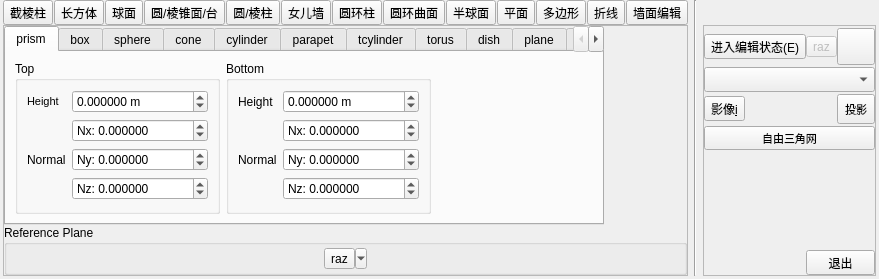
Old version of the form qCC/ui_templates/bdr3DGeometryEditPanel.ui in the repository StOriJimmy/CloudCompare.
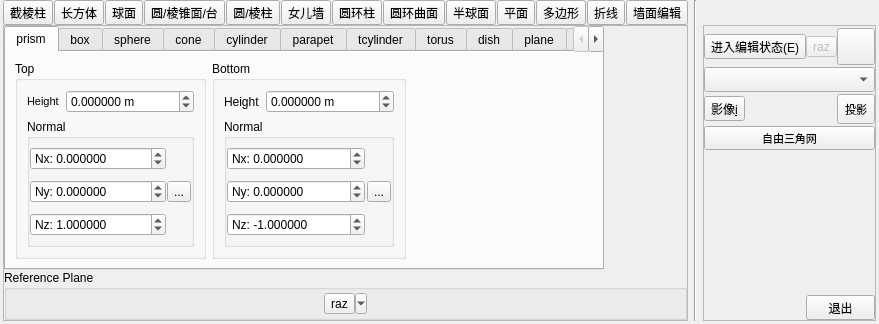
New version of the form. Icons and pictures are not drawn.

Diff of the .ui file:
```diff
--- a/qCC/ui_templates/bdr3DGeometryEditPanel.ui
+++ b/qCC/ui_templates/bdr3DGeometryEditPanel.ui
@@ -7,7 +7,7 @@
     <x>0</x>
     <y>0</y>
     <width>630</width>
-    <height>270</height>
+    <height>324</height>
    </rect>
   </property>
   <property name="sizePolicy">
@@ -884,46 +884,6 @@
              <string>Top</string>
             </property>
             <layout class="QGridLayout" name="gridLayout_3">
-             <item row="0" column="0">
-              <widget class="QLabel" name="label">
-               <property name="font">
-                <font>
-                 <pointsize>8</pointsize>
-                </font>
-               </property>
-               <property name="text">
-                <string>Height</string>
-               </property>
-              </widget>
-             </item>
-             <item row="1" column="1">
-              <widget class="QDoubleSpinBox" name="nxDoubleSpinBox_2">
-               <property name="sizePolicy">
-                <sizepolicy hsizetype="Minimum" vsizetype="Fixed">
-                 <horstretch>0</horstretch>
-                 <verstretch>0</verstretch>
-                </sizepolicy>
-               </property>
-               <property name="minimumSize">
-                <size>
-                 <width>100</width>
-                 <height>0</height>
-                </size>
-               </property>
-               <property name="prefix">
-                <string notr="true">Nx: </string>
-               </property>
-               <property name="decimals">
-                <number>6</number>
-               </property>
-               <property name="minimum">
-                <double>-1000000.000000000000000</double>
-               </property>
-               <property name="maximum">
-                <double>1000000.000000000000000</double>
-               </property>
-              </widget>
-             </item>
              <item row="0" column="1">
               <widget class="QDoubleSpinBox" name="blockTopDoubleSpinBox">
                <property name="toolTip">
@@ -946,7 +906,46 @@
                </property>
               </widget>
              </item>
-             <item row="2" column="1">
+             <item row="0" column="0">
+              <widget class="QLabel" name="label">
+               <property name="font">
+                <font>
+                 <pointsize>8</pointsize>
+                </font>
+               </property>
+               <property name="text">
+                <string>Height</string>
+               </property>
+              </widget>
+             </item>
+             <item row="1" column="0" colspan="2">
+              <widget class="QGroupBox" name="groupBox_3">
+               <property name="title">
+                <string>Normal</string>
+               </property>
+               <property name="flat">
+                <bool>true</bool>
+               </property>
+               <layout class="QGridLayout" name="gridLayout_14">
+                <property name="leftMargin">
+                 <number>0</number>
+                </property>
+                <property name="topMargin">
+                 <number>0</number>
+                </property>
+                <property name="rightMargin">
+                 <number>0</number>
+                </property>
+                <property name="bottomMargin">
+                 <number>0</number>
+                </property>
+                <property name="horizontalSpacing">
+                 <number>1</number>
+                </property>
+                <property name="verticalSpacing">
+                 <number>2</number>
+                </property>
+                <item row="1" column="0">
               <widget class="QDoubleSpinBox" name="nyDoubleSpinBox_2">
                <property name="minimumSize">
                 <size>
@@ -966,9 +965,54 @@
                <property name="maximum">
                 <double>1000000.000000000000000</double>
                </property>
-              </widget>
-             </item>
-             <item row="3" column="1">
+                  <property name="singleStep">
+                   <double>0.000100000000000</double>
+                  </property>
+                 </widget>
+                </item>
+                <item row="1" column="1">
+                 <widget class="QToolButton" name="blockTopNormalConfirmToolButton">
+                  <property name="text">
+                   <string>...</string>
+                  </property>
+                  <property name="icon">
+                   <iconset resource="../icones.qrc">
+                    <normaloff>:/CC/Stocker/images/stocker/checksolid.png</normaloff>:/CC/Stocker/images/stocker/checksolid.png</iconset>
+                  </property>
+                 </widget>
+                </item>
+                <item row="0" column="0">
+                 <widget class="QDoubleSpinBox" name="nxDoubleSpinBox_2">
+                  <property name="sizePolicy">
+                   <sizepolicy hsizetype="Minimum" vsizetype="Fixed">
+                    <horstretch>0</horstretch>
+                    <verstretch>0</verstretch>
+                   </sizepolicy>
+                  </property>
+                  <property name="minimumSize">
+                   <size>
+                    <width>100</width>
+                    <height>0</height>
+                   </size>
+                  </property>
+                  <property name="prefix">
+                   <string notr="true">Nx: </string>
+                  </property>
+                  <property name="decimals">
+                   <number>6</number>
+                  </property>
+                  <property name="minimum">
+                   <double>-1000000.000000000000000</double>
+                  </property>
+                  <property name="maximum">
+                   <double>1000000.000000000000000</double>
+                  </property>
+                  <property name="singleStep">
+                   <double>0.000100000000000</double>
+                  </property>
+                 </widget>
+                </item>
+                <item row="2" column="0">
               <widget class="QDoubleSpinBox" name="nzDoubleSpinBox_2">
                <property name="minimumSize">
                 <size>
@@ -988,19 +1032,15 @@
                <property name="maximum">
                 <double>1000000.000000000000000</double>
                </property>
-              </widget>
-             </item>
-             <item row="2" column="0">
-              <widget class="QLabel" name="label_25">
-               <property name="sizePolicy">
-                <sizepolicy hsizetype="Fixed" vsizetype="Preferred">
-                 <horstretch>0</horstretch>
-                 <verstretch>0</verstretch>
-                </sizepolicy>
-               </property>
-               <property name="text">
-                <string>Normal</string>
-               </property>
+                  <property name="singleStep">
+                   <double>0.000100000000000</double>
+                  </property>
+                  <property name="value">
+                   <double>1.000000000000000</double>
+                  </property>
+                 </widget>
+                </item>
+               </layout>
               </widget>
              </item>
             </layout>
@@ -1019,56 +1059,6 @@
                </property>
               </widget>
              </item>
-             <item row="2" column="1">
-              <widget class="QDoubleSpinBox" name="nyDoubleSpinBox">
-               <property name="minimumSize">
-                <size>
-                 <width>100</width>
-                 <height>0</height>
-                </size>
-               </property>
-               <property name="prefix">
-                <string notr="true">Ny: </string>
-               </property>
-               <property name="decimals">
-                <number>6</number>
-               </property>
-               <property name="minimum">
-                <double>-1000000.000000000000000</double>
-               </property>
-               <property name="maximum">
-                <double>1000000.000000000000000</double>
-               </property>
-              </widget>
-             </item>
-             <item row="1" column="1">
-              <widget class="QDoubleSpinBox" name="nxDoubleSpinBox">
-               <property name="sizePolicy">
-                <sizepolicy hsizetype="Minimum" vsizetype="Fixed">
-                 <horstretch>0</horstretch>
-                 <verstretch>0</verstretch>
-                </sizepolicy>
-               </property>
-               <property name="minimumSize">
-                <size>
-                 <width>100</width>
-                 <height>0</height>
-                </size>
-               </property>
-               <property name="prefix">
-                <string notr="true">Nx: </string>
-               </property>
-               <property name="decimals">
-                <number>6</number>
-               </property>
-               <property name="minimum">
-                <double>-1000000.000000000000000</double>
-               </property>
-               <property name="maximum">
-                <double>1000000.000000000000000</double>
-               </property>
-              </widget>
-             </item>
              <item row="0" column="1">
               <widget class="QDoubleSpinBox" name="blockBottomDoubleSpinBox">
                <property name="toolTip">
@@ -1091,7 +1081,53 @@
                </property>
               </widget>
              </item>
-             <item row="3" column="1">
+             <item row="1" column="0" colspan="2">
+              <widget class="QGroupBox" name="groupBox_4">
+               <property name="title">
+                <string>Normal</string>
+               </property>
+               <layout class="QGridLayout" name="gridLayout_15">
+                <property name="leftMargin">
+                 <number>0</number>
+                </property>
+                <property name="topMargin">
+                 <number>0</number>
+                </property>
+                <property name="rightMargin">
+                 <number>0</number>
+                </property>
+                <property name="bottomMargin">
+                 <number>0</number>
+                </property>
+                <property name="spacing">
+                 <number>2</number>
+                </property>
+                <item row="1" column="0">
+                 <widget class="QDoubleSpinBox" name="nyDoubleSpinBox">
+                  <property name="minimumSize">
+                   <size>
+                    <width>100</width>
+                    <height>0</height>
+                   </size>
+                  </property>
+                  <property name="prefix">
+                   <string notr="true">Ny: </string>
+                  </property>
+                  <property name="decimals">
+                   <number>6</number>
+                  </property>
+                  <property name="minimum">
+                   <double>-1000000.000000000000000</double>
+                  </property>
+                  <property name="maximum">
+                   <double>1000000.000000000000000</double>
+                  </property>
+                  <property name="singleStep">
+                   <double>0.000100000000000</double>
+                  </property>
+                 </widget>
+                </item>
+                <item row="3" column="0">
               <widget class="QDoubleSpinBox" name="nzDoubleSpinBox">
                <property name="minimumSize">
                 <size>
@@ -1111,19 +1147,57 @@
                <property name="maximum">
                 <double>1000000.000000000000000</double>
                </property>
-              </widget>
-             </item>
-             <item row="2" column="0">
-              <widget class="QLabel" name="label_17">
+                  <property name="singleStep">
+                   <double>0.000100000000000</double>
+                  </property>
+                  <property name="value">
+                   <double>-1.000000000000000</double>
+                  </property>
+                 </widget>
+                </item>
+                <item row="0" column="0">
+                 <widget class="QDoubleSpinBox" name="nxDoubleSpinBox">
                <property name="sizePolicy">
-                <sizepolicy hsizetype="Fixed" vsizetype="Preferred">
+                   <sizepolicy hsizetype="Minimum" vsizetype="Fixed">
                  <horstretch>0</horstretch>
                  <verstretch>0</verstretch>
                 </sizepolicy>
                </property>
+                  <property name="minimumSize">
+                   <size>
+                    <width>100</width>
+                    <height>0</height>
+                   </size>
+                  </property>
+                  <property name="prefix">
+                   <string notr="true">Nx: </string>
+                  </property>
+                  <property name="decimals">
+                   <number>6</number>
+                  </property>
+                  <property name="minimum">
+                   <double>-1000000.000000000000000</double>
+                  </property>
+                  <property name="maximum">
+                   <double>1000000.000000000000000</double>
+                  </property>
+                  <property name="singleStep">
+                   <double>0.000100000000000</double>
+                  </property>
+                 </widget>
+                </item>
+                <item row="1" column="1">
+                 <widget class="QToolButton" name="blockBottomNormalConfirmToolButton">
                <property name="text">
-                <string>Normal</string>
-               </property>
+                   <string>...</string>
+                  </property>
+                  <property name="icon">
+                   <iconset resource="../icones.qrc">
+                    <normaloff>:/CC/Stocker/images/stocker/checksolid.png</normaloff>:/CC/Stocker/images/stocker/checksolid.png</iconset>
+                  </property>
+                 </widget>
+                </item>
+               </layout>
               </widget>
              </item>
             </layout>
```
Left out of the diff: 2 changed lines with no effect on the pictures. Lines whose indentation alone changed are shown as unchanged.
